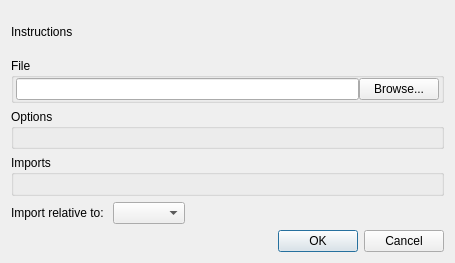
The window that app/ui/importexportdialog.ui (pencil2d/pencil) describes before a commit, drawn with Qt 5.
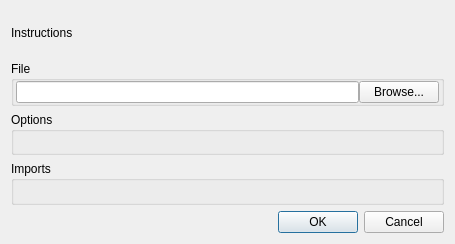
The same window after the commit.

Commit message: Common dialog for import of images

Patch:
```diff
--- a/app/ui/importexportdialog.ui
+++ b/app/ui/importexportdialog.ui
@@ -10,7 +10,7 @@
     <x>0</x>
     <y>0</y>
     <width>455</width>
-    <height>263</height>
+    <height>244</height>
    </rect>
   </property>
   <property name="sizePolicy">
@@ -97,33 +97,6 @@
      </property>
     </widget>
    </item>
-   <item>
-    <layout class="QHBoxLayout" name="horizontalLayout_2">
-     <item>
-      <widget class="QLabel" name="labImportRelativeTo">
-       <property name="text">
-        <string>Import relative to: </string>
-       </property>
-      </widget>
-     </item>
-     <item>
-      <widget class="QComboBox" name="cbImportPosition"/>
-     </item>
-     <item>
-      <spacer name="horizontalSpacer">
-       <property name="orientation">
-        <enum>Qt::Horizontal</enum>
-       </property>
-       <property name="sizeHint" stdset="0">
-        <size>
-         <width>40</width>
-         <height>20</height>
-        </size>
-       </property>
-      </spacer>
-     </item>
-    </layout>
-   </item>
    <item>
     <widget class="QDialogButtonBox" name="buttonBox">
      <property name="orientation">
```
The commit also changes 8 other files.
